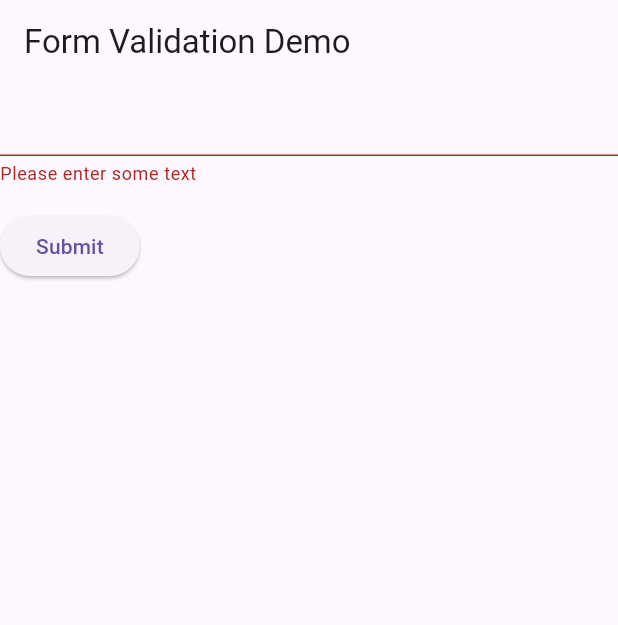
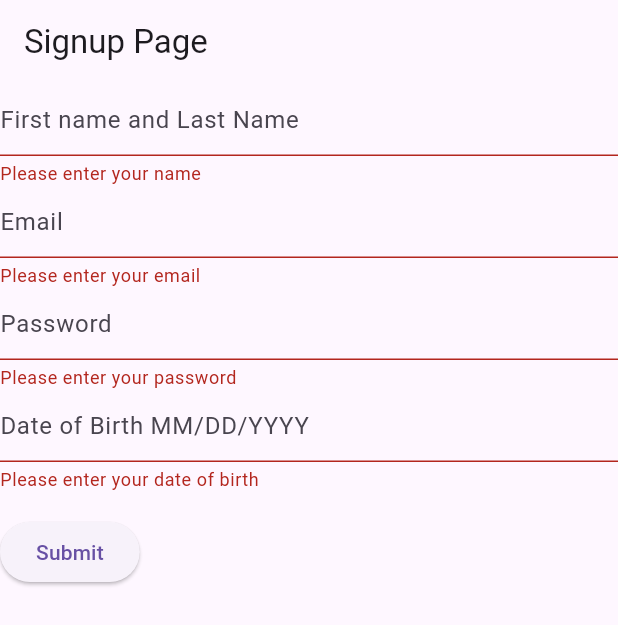
Before and after one commit to amean101/act10_signup_page, a Flutter app: the screen it shows after launch, after a tap on "Submit", on a phone screen of 412 x 824 dp. Shown: the top 625 px of the screen. Run offline on Flutter 3.47's test engine with Material 3 defaults, Android fonts, the phone set to English and light mode, and no system bars.

Commit message:
added 4 text fields with hints

```diff
--- a/lib/main.dart
+++ b/lib/main.dart
@@ -7,14 +7,12 @@ class MyApp extends StatelessWidget {
 
   @override
   Widget build(BuildContext context) {
-    const appTitle = 'Form Validation Demo';
+    const appTitle = 'Signup Page';
 
     return MaterialApp(
       title: appTitle,
       home: Scaffold(
-        appBar: AppBar(
-          title: const Text(appTitle),
-        ),
+        appBar: AppBar(title: const Text(appTitle)),
         body: const MyCustomForm(),
       ),
     );
@@ -50,16 +48,48 @@ class MyCustomFormState extends State<MyCustomForm> {
         crossAxisAlignment: CrossAxisAlignment.start,
         children: [
           TextFormField(
+            decoration: InputDecoration(hintText: 'First name and Last Name'),
             // The validator receives the text that the user has entered.
             validator: (value) {
               if (value == null || value.isEmpty) {
-                return 'Please enter some text';
+                return 'Please enter your name';
+              }
+              return null;
+            },
+          ),
+          TextFormField(
+            decoration: InputDecoration(hintText: 'Email'),
+            // The validator receives the text that the user has entered.
+            validator: (value) {
+              if (value == null || value.isEmpty) {
+                return 'Please enter your email';
+              }
+              return null;
+            },
+          ),
+          TextFormField(
+            decoration: InputDecoration(hintText: 'Password '),
+            // The validator receives the text that the user has entered.
+            validator: (value) {
+              if (value == null || value.isEmpty) {
+                return 'Please enter your password';
+              }
+              return null;
+            },
+          ),
+          TextFormField(
+            // The validator receives the text that the user has entered.
+            decoration: InputDecoration(hintText: 'Date of Birth MM/DD/YYYY'),
+            validator: (value) {
+              if (value == null || value.isEmpty) {
+                return 'Please enter your date of birth';
               }
               return null;
             },
           ),
           Padding(
             padding: const EdgeInsets.symmetric(vertical: 16),
+
             child: ElevatedButton(
               onPressed: () {
                 // Validate returns true if the form is valid, or false otherwise.
```
